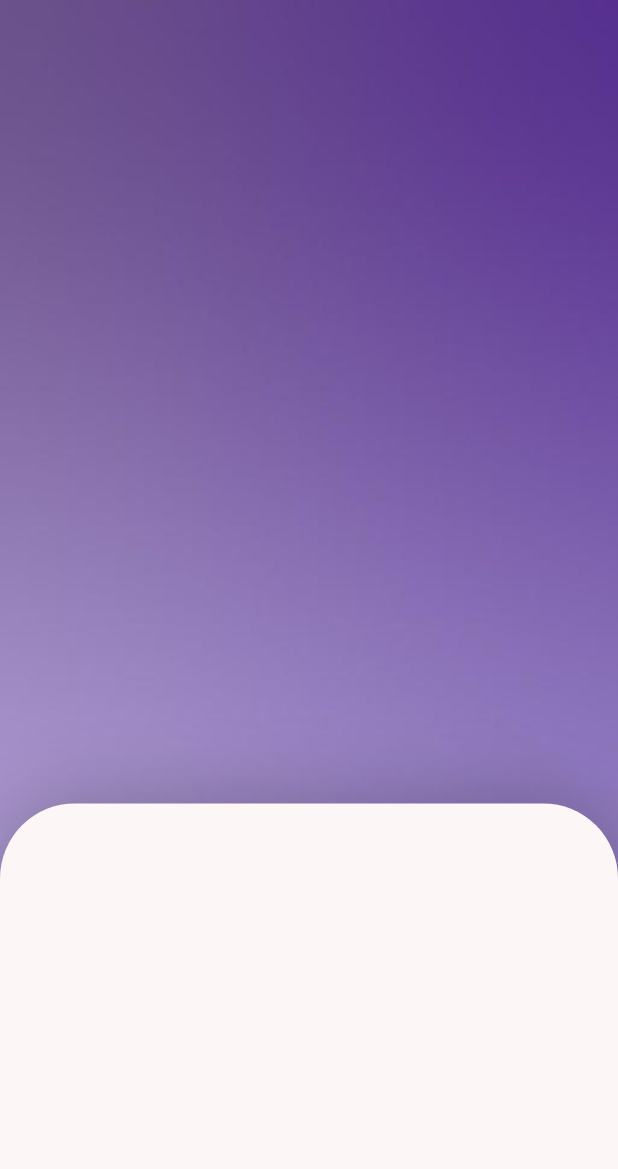
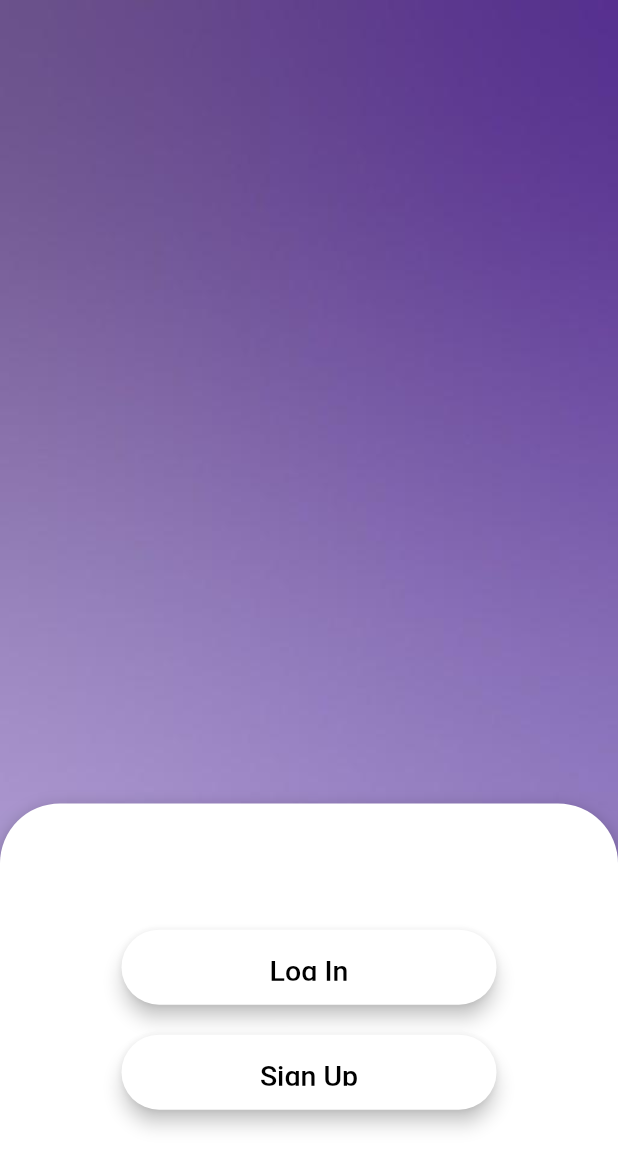
Before and after one commit to rudranil723/glitch, a Flutter app: the screen it shows after launch, on a phone screen of 412 x 824 dp. Shown: the top 1169 px of the screen. Run offline on Flutter 3.47's test engine with Material 2 defaults, Android fonts, the phone set to English and light mode, and no system bars; Roboto replaces fonts that are missing (SF Pro).

Commit message:
buttons looks good

```diff
--- a/lib/screens/home_screen.dart
+++ b/lib/screens/home_screen.dart
@@ -27,20 +27,78 @@ class HomeScreen extends StatelessWidget {
             child: Container(
               height: boxHeight, // Set the height to 75% of the screen height
               decoration: BoxDecoration(
-                color: Color.fromARGB(255, 252, 246, 246), // White background color
+                color: Colors.white, // White background color
                 borderRadius: BorderRadius.only(
-                  topLeft: Radius.circular(50.0), // Rounded top-left corner
-                  topRight: Radius.circular(50.0), // Rounded top-right corner
+                  topLeft: Radius.circular(40.0), // Rounded top-left corner
+                  topRight: Radius.circular(40.0), // Rounded top-right corner
                 ),
                 boxShadow: [
                   BoxShadow(
                     color: Colors.black.withOpacity(0.3), // Shadow color
-                    blurRadius: 50.0, // Blur radius
+                    blurRadius: 10.0, // Blur radius
                     offset: Offset(0, 5), // Shadow offset
                   ),
                 ],
               ),
-              // You can add child widgets inside this container if needed
+              // Buttons
+              child: Column(
+                mainAxisAlignment: MainAxisAlignment.center,
+                children: [
+                  SizedBox(
+                    width: 250.0,
+                    height: 50.0, // Set button width to 200px
+                    child: ElevatedButton(
+                      onPressed: () {
+                        // Add your login logic here
+                      },
+                      style: ElevatedButton.styleFrom(
+                        primary: Colors.white, // Button background color
+                        onPrimary: Colors.black, // Text color
+                        shape: RoundedRectangleBorder(
+                          borderRadius:
+                              BorderRadius.circular(32.0), // 80% rounded edges
+                        ),
+                        padding: EdgeInsets.all(16.0), // Padding
+                        elevation: 5.0, // Elevation
+                      ),
+                      child: Text(
+                        'Log In',
+                        style: TextStyle(
+                          fontSize: 19.0,
+                          fontFamily: 'SF Pro', // Set the SF Pro font
+                        ),
+                      ),
+                    ),
+                  ),
+                  SizedBox(height: 20.0), // Add spacing between buttons
+                  SizedBox(
+                    width: 250.0,
+                    height: 50.0, // Set button width to 200px
+                    child: ElevatedButton(
+                      onPressed: () {
+                        // Add your signup logic here
+                      },
+                      style: ElevatedButton.styleFrom(
+                        primary: Colors.white, // Button background color
+                        onPrimary: Colors.black, // Text color
+                        shape: RoundedRectangleBorder(
+                          borderRadius:
+                              BorderRadius.circular(32.0), // 80% rounded edges
+                        ),
+                        padding: EdgeInsets.all(16.0), // Padding
+                        elevation: 5.0, // Elevation
+                      ),
+                      child: Text(
+                        'Sign Up',
+                        style: TextStyle(
+                          fontSize: 19.0,
+                          fontFamily: 'SF Pro', // Set the SF Pro font
+                        ),
+                      ),
+                    ),
+                  ),
+                ],
+              ),
             ),
           ),
         ],
```
